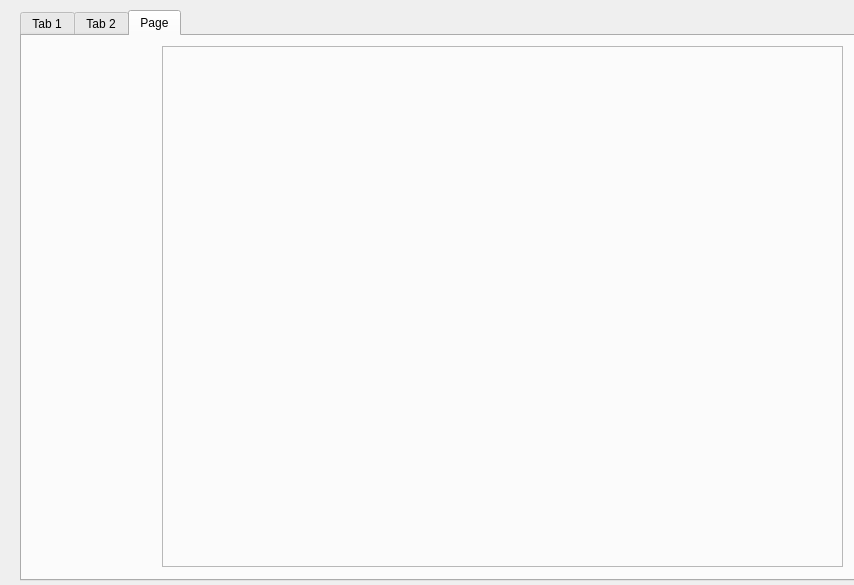
Before: the Qt Designer form notobviousmethod.ui in N45ING/CW, drawn with Qt 5.
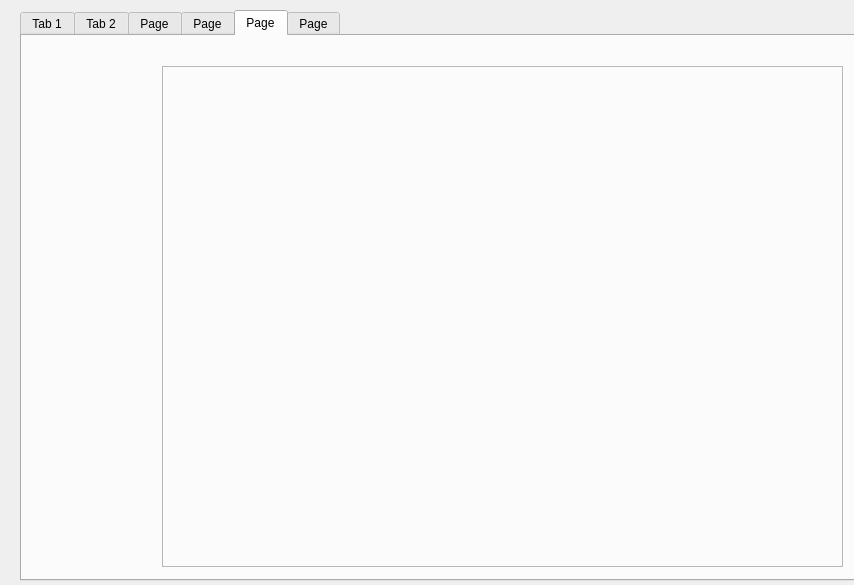
After: the same form once the commit is applied.

```diff
--- a/notobviousmethod.ui
+++ b/notobviousmethod.ui
@@ -23,7 +23,7 @@
     </rect>
    </property>
    <property name="currentIndex">
-    <number>2</number>
+    <number>4</number>
    </property>
    <widget class="QWidget" name="tabOne">
     <attribute name="title">
@@ -144,6 +144,69 @@
      </property>
     </widget>
    </widget>
+   <widget class="QWidget" name="tabFour">
+    <attribute name="title">
+     <string>Page</string>
+    </attribute>
+    <widget class="QFrame" name="graphEpsFrame">
+     <property name="geometry">
+      <rect>
+       <x>190</x>
+       <y>30</y>
+       <width>581</width>
+       <height>271</height>
+      </rect>
+     </property>
+     <property name="frameShape">
+      <enum>QFrame::StyledPanel</enum>
+     </property>
+     <property name="frameShadow">
+      <enum>QFrame::Raised</enum>
+     </property>
+    </widget>
+   </widget>
+   <widget class="QWidget" name="tabFive">
+    <attribute name="title">
+     <string>Page</string>
+    </attribute>
+    <widget class="QFrame" name="graphMistakesFrame">
+     <property name="geometry">
+      <rect>
+       <x>140</x>
+       <y>30</y>
+       <width>681</width>
+       <height>501</height>
+      </rect>
+     </property>
+     <property name="frameShape">
+      <enum>QFrame::StyledPanel</enum>
+     </property>
+     <property name="frameShadow">
+      <enum>QFrame::Raised</enum>
+     </property>
+    </widget>
+   </widget>
+   <widget class="QWidget" name="tabSix">
+    <attribute name="title">
+     <string>Page</string>
+    </attribute>
+    <widget class="QFrame" name="frame3D">
+     <property name="geometry">
+      <rect>
+       <x>20</x>
+       <y>10</y>
+       <width>791</width>
+       <height>521</height>
+      </rect>
+     </property>
+     <property name="frameShape">
+      <enum>QFrame::StyledPanel</enum>
+     </property>
+     <property name="frameShadow">
+      <enum>QFrame::Raised</enum>
+     </property>
+    </widget>
+   </widget>
   </widget>
  </widget>
  <resources/>
```
